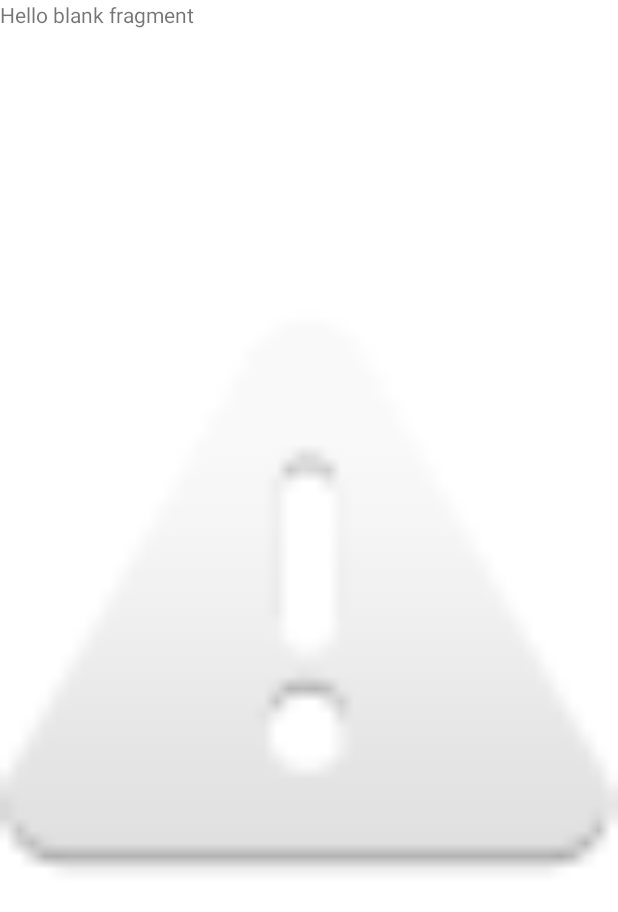
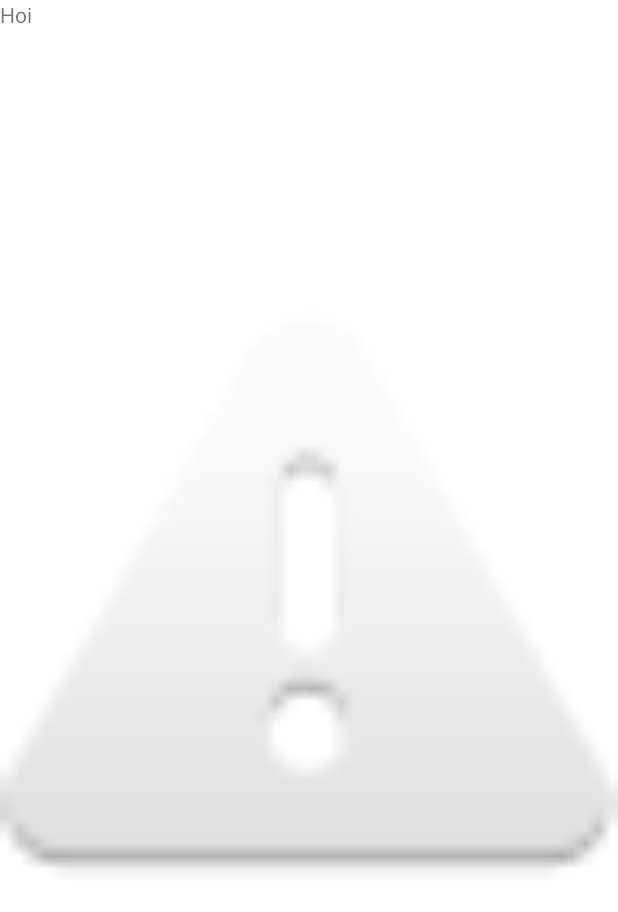
Before and after one commit to YouriPruim/fattclicker4, an Android app: the layout fragment_landing.xml on its own in the app's theme, with its tools: preview values and no code run, on a phone screen of 412 x 824 dp. Shown: the top 912 px of the screen. Run offline under Robolectric (Android 15) with nearby library versions, the phone set to English and light mode, and no system bars.

Commit message:
add navigation.xml

```diff
--- a/app/src/main/res/layout/fragment_landing.xml
+++ b/app/src/main/res/layout/fragment_landing.xml
@@ -10,7 +10,7 @@
     <TextView
         android:layout_width="match_parent"
         android:layout_height="match_parent"
-        android:text="@string/hello_blank_fragment" />
+        android:text="Hoi" />
 
     <ImageView
         android:id="@+id/imageView"
```
